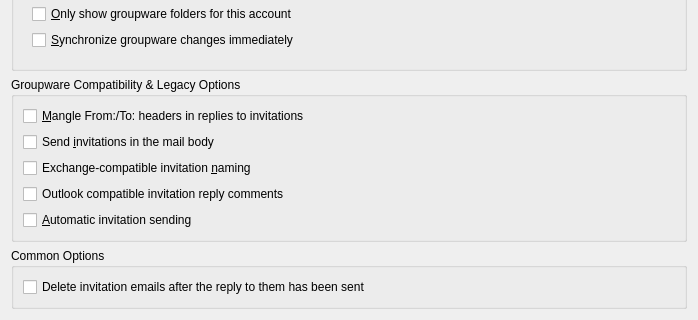
chusopr/kdepim-ktimetracker-akonadi, file kmail/ui/miscpagegroupwaretab.ui: the form before one commit; both pictures show x 0 to 698 and y 250 to 570 of the 698 by 570 pixel window.
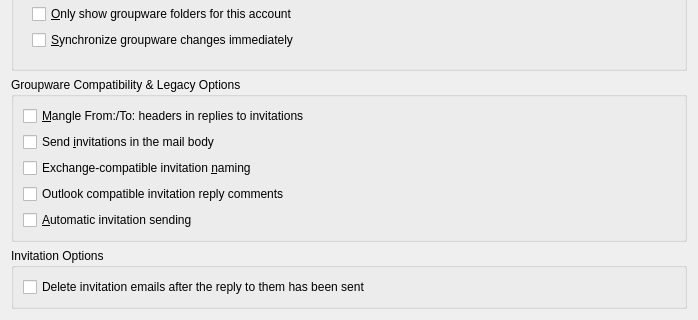
The form after the commit. Custom widgets are drawn as their Qt base class.

Commit message:
Merged revisions 979702 via svnmerge from svn+ssh://tmcguire@svn.kde.org/home/kde/branches/kdepim/enterprise4/kdepim
........
  r979702 | tmcguire | 2009-06-10 15:21:16 +0200 (Wed, 10 Jun 2009) | 3 lines

  Rename Common Options to Invitation Options
  MERGE: 4.4
........

What changed in the file:
```diff
--- a/kmail/ui/miscpagegroupwaretab.ui
+++ b/kmail/ui/miscpagegroupwaretab.ui
@@ -241,7 +241,7 @@
    <item>
     <widget class="QGroupBox" name="groupBox_3">
      <property name="title">
-      <string>Common Options</string>
+      <string>Invitation Options</string>
      </property>
      <layout class="QGridLayout" name="gridLayout_2">
       <item row="0" column="0">
```
